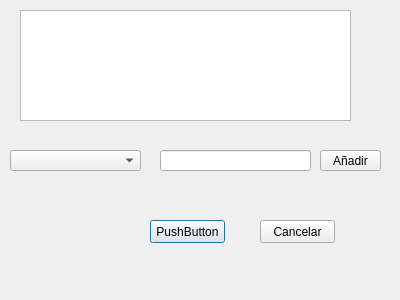
Old version of the form interfaces/insertar_editar_interfaz.ui in the repository EMACC99/distributed-database-exersice.
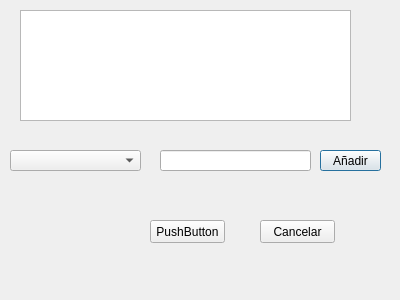
New version of the form.

Commit message: quality of life improvements in code and UI

```diff
--- a/interfaces/insertar_editar_interfaz.ui
+++ b/interfaces/insertar_editar_interfaz.ui
@@ -81,6 +81,9 @@
    <property name="text">
     <string>Añadir</string>
    </property>
+   <property name="default">
+    <bool>true</bool>
+   </property>
   </widget>
  </widget>
  <resources/>
```
The commit also changes 3 other files.
